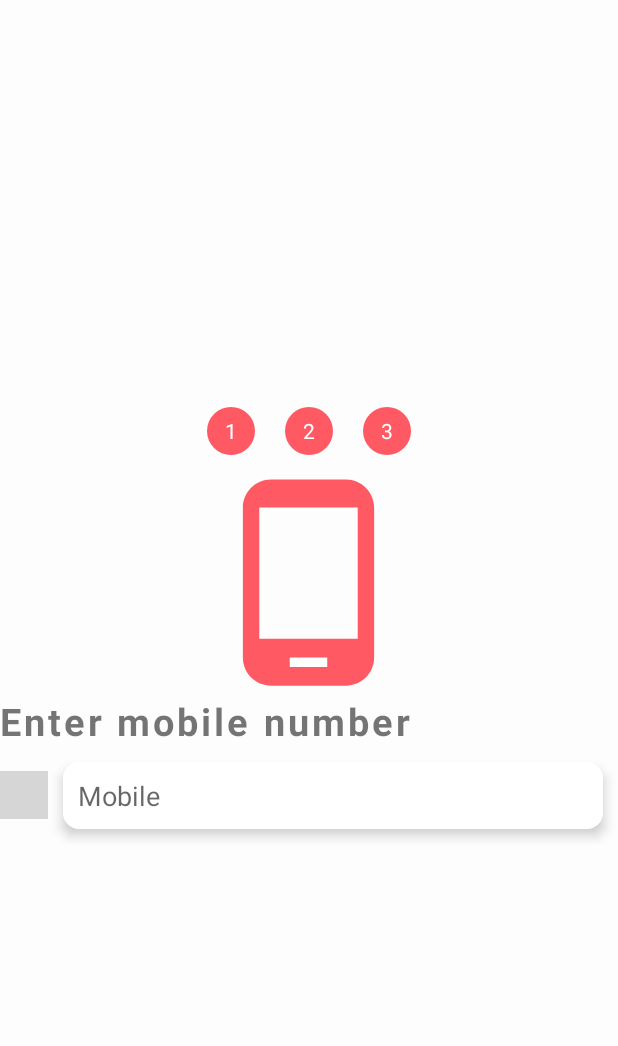
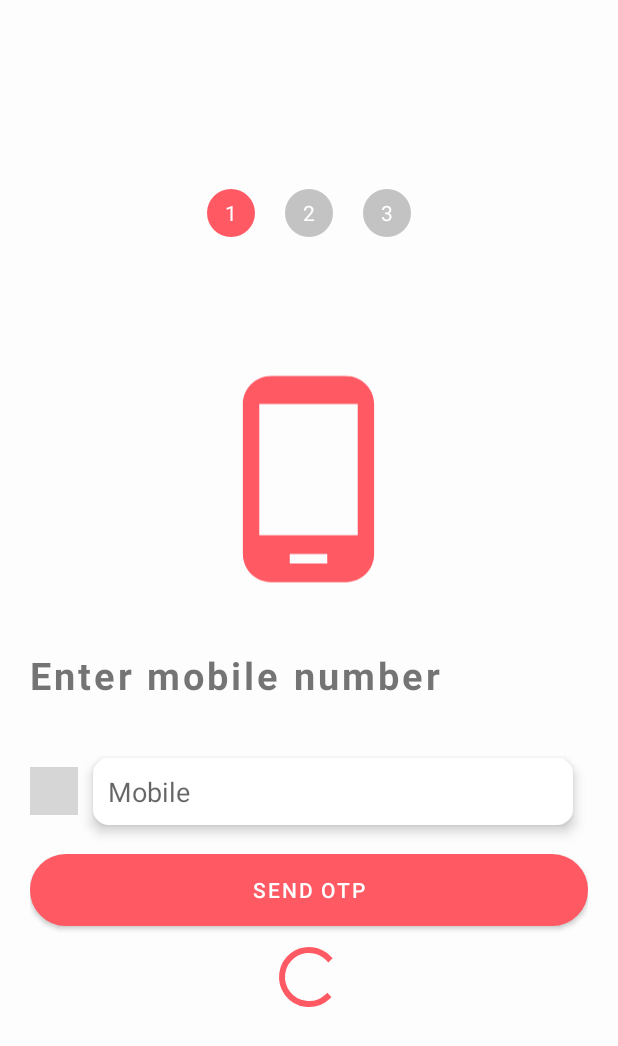
Before and after one commit to Vincent-48/Onagi2, an Android app: the layout activity_login_phone_number.xml on its own in the app's theme, with its tools: preview values and no code run, on a phone screen of 412 x 824 dp. Shown: the top 1046 px of the screen. Run offline under Robolectric (Android 15) with nearby library versions, the phone set to English and light mode, and no system bars; plain views replace CountryCodePicker; grey boxes are pictures that could not be loaded.

Commit message:
initial commit

```diff
--- a/app/src/main/AndroidManifest.xml
+++ b/app/src/main/AndroidManifest.xml
@@ -12,6 +12,9 @@
         android:theme="@style/Theme.Onagi2"
         tools:targetApi="31">
         <activity
+            android:name=".LoginOtpActivity"
+            android:exported="false" />
+        <activity
             android:name=".LoginPhoneNumberActivity"
             android:exported="false" />
         <activity
@@ -25,7 +28,7 @@
         </activity>
         <activity
             android:name=".MainActivity"
-            android:exported="true"></activity>
+            android:exported="true" />
     </application>
 
 </manifest>
--- a/app/src/main/java/com/example/onagi2/SplashActivity.java
+++ b/app/src/main/java/com/example/onagi2/SplashActivity.java
@@ -16,7 +16,7 @@ public class SplashActivity extends AppCompatActivity {
         handler.postDelayed(new Runnable() {
             @Override
             public void run() {
-                startActivity(new Intent(SplashActivity.this, MainActivity.class));
+                startActivity(new Intent(SplashActivity.this, LoginPhoneNumberActivity.class));
                 finish();
 
             }
--- /dev/null
+++ b/app/src/main/res/drawable/btn_rounded_corner.xml
@@ -0,0 +1,6 @@
+<?xml version="1.0" encoding="utf-8"?>
+<shape android:shape="rectangle" xmlns:android="http://schemas.android.com/apk/res/android">
+    <stroke android:width="1dp" android:color="@color/white"/>
+    <corners android:radius="40dp"/>
+    <solid android:color="@color/white"/>
+</shape>
--- a/app/src/main/res/layout/activity_login_phone_number.xml
+++ b/app/src/main/res/layout/activity_login_phone_number.xml
@@ -6,11 +6,14 @@
     android:layout_height="match_parent"
     android:orientation="vertical"
     android:gravity="center"
+    android:weightSum="100"
+    android:layout_margin="20dp"
     tools:context=".LoginPhoneNumberActivity">
 
     <LinearLayout
         android:layout_width="match_parent"
         android:layout_height="wrap_content"
+        android:layout_weight="20"
         android:gravity="center">
         <RelativeLayout
             android:layout_width="32dp"
@@ -31,7 +34,7 @@
             android:layout_height="32dp"
             android:layout_margin="10dp"
             android:background="@drawable/circular_bg"
-            android:backgroundTint="@color/my_primary">
+            android:backgroundTint="@color/light_gray">
 
             <TextView
                 android:layout_width="wrap_content"
@@ -45,7 +48,7 @@
             android:layout_height="32dp"
             android:layout_margin="10dp"
             android:background="@drawable/circular_bg"
-            android:backgroundTint="@color/my_primary">
+            android:backgroundTint="@color/light_gray">
 
             <TextView
                 android:layout_width="wrap_content"
@@ -60,6 +63,7 @@
         android:layout_width="150dp"
         android:layout_height="150dp"
         app:tint="@color/my_primary"
+        android:layout_weight="20"
         android:src="@drawable/phone_icon"
          />
     <TextView
@@ -69,10 +73,12 @@
         android:layout_gravity="center_vertical"
         android:textSize="25sp"
         android:letterSpacing="0.08"
+        android:layout_weight="5"
         android:textStyle="bold"/>
     <LinearLayout
         android:layout_width="match_parent"
         android:layout_height="wrap_content"
+        android:layout_weight="5"
         android:gravity="center">
 
         <com.hbb20.CountryCodePicker
@@ -90,5 +96,25 @@
             android:elevation="5dp"/>
     </LinearLayout>
 
+    <LinearLayout
+        android:layout_width="match_parent"
+        android:layout_height="100dp"
+        android:layout_gravity="center_vertical"
+        android:layout_weight="20"
+        android:orientation="vertical">
+        <Button
+            android:layout_width="match_parent"
+            android:layout_height="wrap_content"
+            android:text="send otp"
+            android:background="@drawable/btn_rounded_corner"/>
+        <ProgressBar
+            android:layout_width="wrap_content"
+            android:layout_height="wrap_content"
+            android:indeterminateTint="@color/my_primary"
+            android:layout_marginTop="10dp"
+            android:layout_gravity="center"/>
+
+    </LinearLayout>
+
 
 </LinearLayout>
```
Also changed, not shown: app/src/main/java/com/example/onagi2/LoginOtpActivity.java (added, +14 -0 lines), app/src/main/res/layout/activity_login_otp.xml (added, +9 -0 lines).
